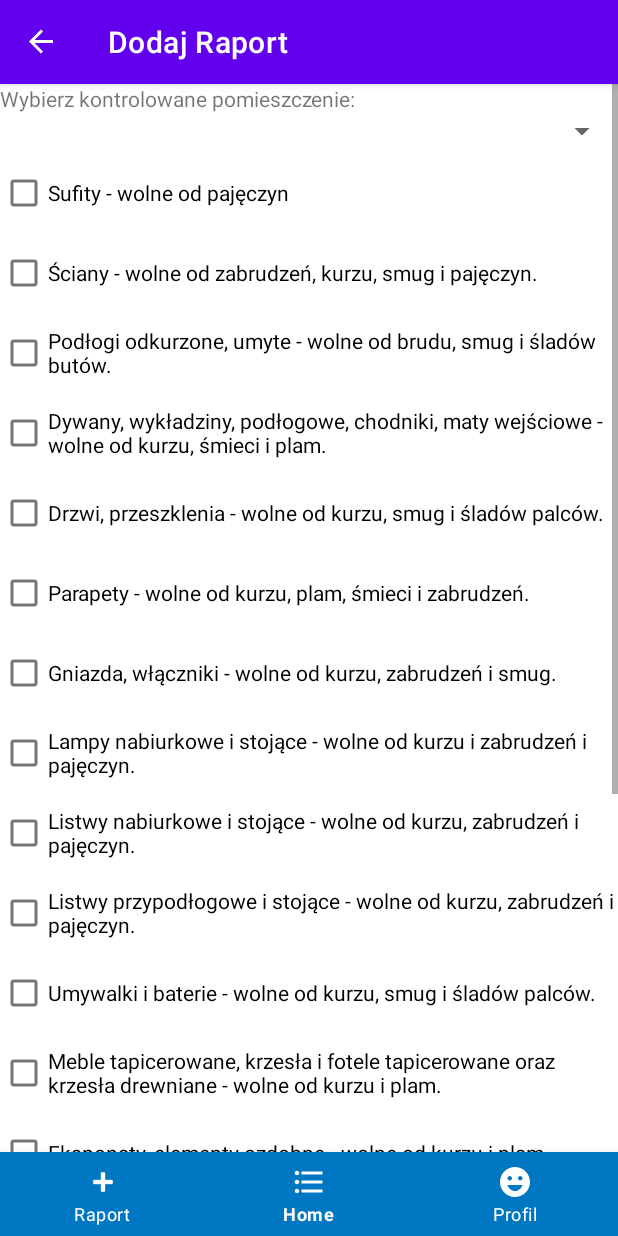
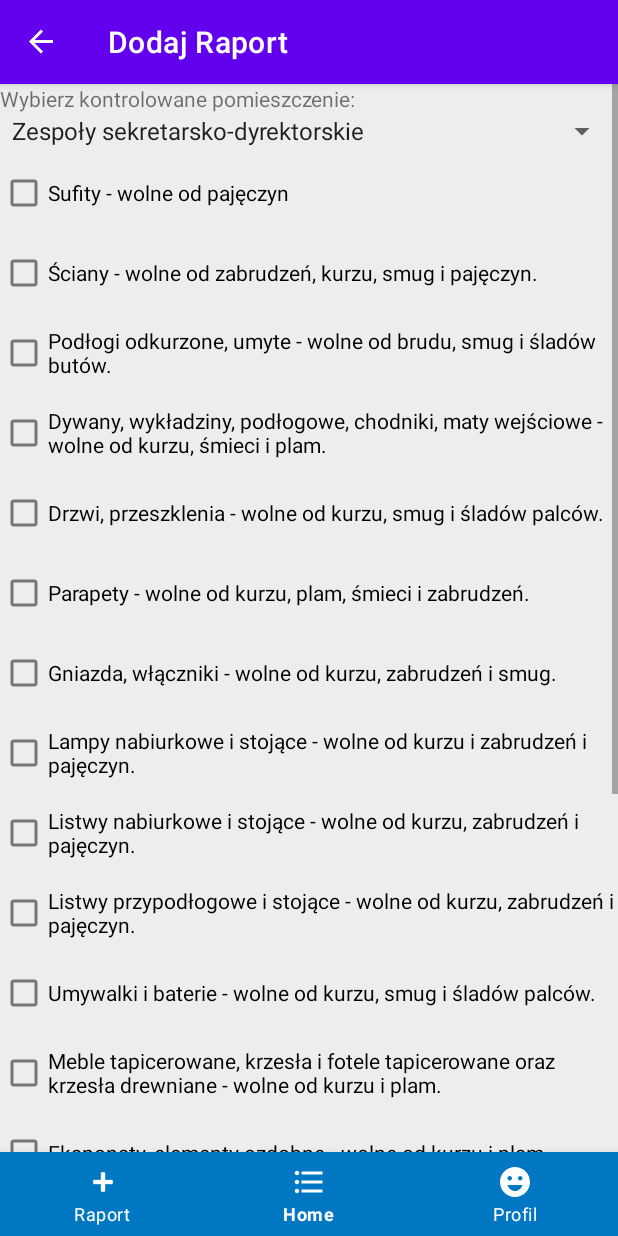
Before and after one commit to Veniujk/RaportTI, an Android app: the RaportZone1Fragment screen opened through its navigation route, on a phone screen of 412 x 824 dp. Run offline under Robolectric (Android 15) with nearby library versions, the phone set to English and light mode, and no system bars; our stand-ins replace Firebase (no records; nobody signed in at launch, a user with empty details on screens opened directly), navigation-ui.

Commit message:
wyswietlanie daty w home fragmecie z pobranymi raportami. znalazlem powód crasha przy wysyłaniu raportu. < jutro TODO (bład tylko przy android <8.1

```diff
--- a/app/src/main/java/com/example/pupmaag/home/HomeFragment.kt
+++ b/app/src/main/java/com/example/pupmaag/home/HomeFragment.kt
@@ -16,7 +16,7 @@ class HomeFragment : BaseFragment(), OnRaportItemLongClick {
     private val auth = FirebaseAuth.getInstance()
     private val cloud = FirebaseFirestore.getInstance()
     private val homeVm by viewModels<HomeViewModel>()
-    private val adapter = CarAdapter(this)
+    private val adapter = RaportAdapter(this)
 
     override fun onCreate(savedInstanceState: Bundle?) {
         setHasOptionsMenu(true)
--- a/app/src/main/java/com/example/pupmaag/home/RaportAdapter.kt
+++ b/app/src/main/java/com/example/pupmaag/home/RaportAdapter.kt
@@ -1,5 +1,6 @@
 package com.example.pupmaag.home
 
+import android.icu.text.SimpleDateFormat
 import android.view.LayoutInflater
 import android.view.View
 import android.view.ViewGroup
@@ -8,8 +9,8 @@ import androidx.recyclerview.widget.RecyclerView
 import com.example.pupmaag.R
 import com.example.pupmaag.data.Raport
 
-class CarAdapter(private val listener: OnRaportItemLongClick) :
-    RecyclerView.Adapter<CarAdapter.RaportViewHolder>() {
+class RaportAdapter(private val listener: OnRaportItemLongClick) :
+    RecyclerView.Adapter<RaportAdapter.RaportViewHolder>() {
 
     private val raportsList = ArrayList<Raport>()
 
@@ -40,7 +41,7 @@ class CarAdapter(private val listener: OnRaportItemLongClick) :
         val data = holder.itemView.findViewById<TextView>(R.id.raportDate)
         name.text = raportsList[holder.adapterPosition].name
         zone.text = raportsList[holder.adapterPosition].zone
-        data.text = raportsList[holder.adapterPosition].date.toString()
+        data.text = SimpleDateFormat("dd/MM/yyyy HH:mm").format(raportsList[holder.adapterPosition].date?.toDate())
        }
 
     override fun getItemCount(): Int {
--- a/app/src/main/java/com/example/pupmaag/profile/ProfileViewModel.kt
+++ b/app/src/main/java/com/example/pupmaag/profile/ProfileViewModel.kt
@@ -9,10 +9,10 @@ class ProfileViewModel : ViewModel() {
     private val repository = FirebaseRepository()
 
     val user = repository.getUserData()
-    val favCars = user.switchMap {
+    val userRaports = user.switchMap {
         repository.getFavCars(it.userRaports)
     }
-    fun removeFavCar(raport: Raport){
+    fun removeUserCars(raport: Raport){
         repository.removeuserRaports(raport)
     }
     fun editProfileData(map: Map<String, String>){
--- a/app/src/main/java/com/example/pupmaag/raport/RaportFragment.kt
+++ b/app/src/main/java/com/example/pupmaag/raport/RaportFragment.kt
@@ -5,11 +5,9 @@ import android.os.Bundle
 import android.view.LayoutInflater
 import android.view.View
 import android.view.ViewGroup
-import androidx.fragment.app.viewModels
 import androidx.navigation.fragment.findNavController
 import com.example.pupmaag.BaseFragment
 import com.example.pupmaag.R
-import com.example.pupmaag.profile.ProfileViewModel
 import kotlinx.android.synthetic.main.fragment_raport.*
 
 class RaportFragment : BaseFragment() {
--- a/app/src/main/java/com/example/pupmaag/raport/RaportZone1Fragment.kt
+++ b/app/src/main/java/com/example/pupmaag/raport/RaportZone1Fragment.kt
@@ -7,16 +7,15 @@ import android.util.Log
 import android.view.LayoutInflater
 import android.view.View
 import android.view.ViewGroup
+import android.widget.ArrayAdapter
 import androidx.fragment.app.viewModels
 import androidx.navigation.fragment.findNavController
 import com.example.pupmaag.BaseFragment
 import com.example.pupmaag.R
-import com.example.pupmaag.data.Raport
 import com.example.pupmaag.home.HomeViewModel
 import com.google.android.material.snackbar.Snackbar
 import com.google.firebase.Timestamp
 import com.google.firebase.auth.FirebaseAuth
-import com.google.firebase.firestore.FieldValue
 import com.google.firebase.firestore.FirebaseFirestore
 import kotlinx.android.synthetic.main.fragment_raport_zone1.*
 import java.util.*
@@ -40,40 +39,20 @@ class RaportZone1Fragment : BaseFragment(){
         openReportZone1Click()
 
 
-     /*   val rooms = arrayOf("Zespoły Sekretarsko-Dyrektorskie.",
-                              "Sala operacyjna.",
-                              "Hol główny z wejscim do obiektu.",
-                              "Pomieszczenia inne w obrębie lokalizacji.")
+        val rooms = arrayOf("Zespoły sekretarsko-dyrektorskie",
+                              "Sala operacyjna",
+                              "Hol główny z wejsciem do obiektu",
+                              "Pomieszczenia inne w obrębie lokalizacji")
         val arrayAdapter = ArrayAdapter(requireContext(),android.R.layout.simple_spinner_item, rooms )
         arrayAdapter.setDropDownViewResource(android.R.layout.simple_spinner_dropdown_item)
 
-        zone1_name_spinner.adapter = arrayAdapter*/
+        zone1_name_spinner.adapter = arrayAdapter
     }
-    private fun getDateTime(s: String): String? {
-        try {
-            val sdf = SimpleDateFormat("MM/dd/yyyy")
-            val netDate = Date(s.toLong() * 1000)
-            return sdf.format(netDate)
-        } catch (e: Exception) {
-            return e.toString()
-        }
-    }
-
- /* fun getShortDate(ts:Long?):String{
-      if(ts == null) return ""
-      //Get instance of calendar
-      val calendar = Calendar.getInstance(Locale.getDefault())
-      //get current date from ts
-      calendar.timeInMillis = ts
-      //return formatted date
-      return android.text.format.DateFormat.format("E, dd MMM yyyy", calendar).toString()
-  }*/
 
     private fun openReportZone1Click() {
 
-
         zone1_report_send.setOnClickListener {
-            val zone1_room = "zone1_name_spinner.selectedItem"
+            val zone1_room = zone1_name_spinner.selectedItem
             val zone1_lr1 = zone1_report_lp1.isChecked
             val zone1_lr2 = zone1_report_lp2.isChecked
             val zone1_lr3 = zone1_report_lp3.isChecked
@@ -133,13 +112,15 @@ class RaportZone1Fragment : BaseFragment(){
                        .addOnFailureListener { e ->
                            Log.w(ContentValues.TAG, "Error adding document", e)
                        }
+
+
+                   findNavController()
+                       .navigate(RaportZone1FragmentDirections.actionRaportFragmentz1ToHomeFragment().actionId)
+
                }
 
-            findNavController()
-                .navigate(RaportZone1FragmentDirections.actionRaportFragmentz1ToHomeFragment().actionId)
             Snackbar.make(requireView(), "Raport został wysłany!", Snackbar.LENGTH_SHORT)
                 .show()
            }
-
     }
 }
--- a/app/src/main/java/com/example/pupmaag/raport/RaportZone2Fragment.kt
+++ b/app/src/main/java/com/example/pupmaag/raport/RaportZone2Fragment.kt
@@ -68,7 +68,7 @@ class  RaportZone2Fragment : BaseFragment() {
                 "uid" to auth.currentUser?.uid,
                 "Zone" to "Strefa 2",
                 "date" to Timestamp(Date()),
-                "room_name" to zone2_room,
+                "name" to zone2_room,
                 "lr1" to zone2_lr1,
                 "lr2" to zone2_lr2,
                 "lr3" to zone2_lr3,
@@ -87,7 +87,7 @@ class  RaportZone2Fragment : BaseFragment() {
                )
                if (zone2_room != null) {
 
-                   cloud.collection("rooms")
+                   cloud.collection("raports")
                        .add(data)
 
                        .addOnSuccessListener { documentReference ->
--- a/app/src/main/java/com/example/pupmaag/raport/RaportZone3Fragment.kt
+++ b/app/src/main/java/com/example/pupmaag/raport/RaportZone3Fragment.kt
@@ -67,7 +67,7 @@ class  RaportZone3Fragment : BaseFragment() {
                 "uid" to auth.currentUser?.uid,
                 "Zone" to "Strefa 3",
                 "date" to Timestamp(Date()),
-                "room_name" to zone3_room,
+                "name" to zone3_room,
                 "lr1" to zone3_lr1,
                 "lr2" to zone3_lr2,
                 "lr3" to zone3_lr3,
@@ -87,7 +87,7 @@ class  RaportZone3Fragment : BaseFragment() {
                )
                if (zone3_room != null) {
 
-                   cloud.collection("rooms")
+                   cloud.collection("raports")
                        .add(data)
 
                        .addOnSuccessListener { documentReference ->
--- a/app/src/main/java/com/example/pupmaag/raport/RaportZone4Fragment.kt
+++ b/app/src/main/java/com/example/pupmaag/raport/RaportZone4Fragment.kt
@@ -70,7 +70,7 @@ class  RaportZone4Fragment : BaseFragment() {
                 "uid" to auth.currentUser?.uid,
                 "Zone" to "Strefa 4",
                 "date" to Timestamp(Date()),
-                "room_name" to zone4_room,
+                "name" to zone4_room,
                 "lr1" to zone4_lr1,
                 "lr2" to zone4_lr2,
                 "lr3" to zone4_lr3,
@@ -89,7 +89,7 @@ class  RaportZone4Fragment : BaseFragment() {
                )
                if (zone4_room != null) {
 
-                   cloud.collection("rooms")
+                   cloud.collection("raports")
                        .add(data)
 
                        .addOnSuccessListener { documentReference ->
--- a/app/src/main/java/com/example/pupmaag/raport/RaportZone5Fragment.kt
+++ b/app/src/main/java/com/example/pupmaag/raport/RaportZone5Fragment.kt
@@ -60,7 +60,7 @@ class  RaportZone5Fragment : BaseFragment() {
                 "uid" to auth.currentUser?.uid,
                 "Zone" to "Strefa 5",
                 "date" to Timestamp(Date()),
-                "room_name" to zone5_room,
+                "name" to zone5_room,
                 "lr1" to zone5_lr1,
                 "lr2" to zone5_lr2,
                 "lr3" to zone5_lr3,
@@ -73,7 +73,7 @@ class  RaportZone5Fragment : BaseFragment() {
                )
                if (zone5_room != null) {
 
-                   cloud.collection("rooms")
+                   cloud.collection("raports")
                        .add(data)
 
                        .addOnSuccessListener { documentReference ->
--- a/app/src/main/java/com/example/pupmaag/raport/RaportZone6Fragment.kt
+++ b/app/src/main/java/com/example/pupmaag/raport/RaportZone6Fragment.kt
@@ -68,7 +68,7 @@ class  RaportZone6Fragment : BaseFragment() {
                 "uid" to auth.currentUser?.uid,
                 "Zone" to "Strefa 6",
                 "date" to Timestamp(Date()),
-                "room_name" to zone6_room,
+                "name" to zone6_room,
                 "lr1" to zone6_lr1,
                 "lr2" to zone6_lr2,
                 "lr3" to zone6_lr3,
@@ -90,7 +90,7 @@ class  RaportZone6Fragment : BaseFragment() {
                )
                if (zone6_room != null) {
 
-                   cloud.collection("rooms")
+                   cloud.collection("raports")
                        .add(data)
 
                        .addOnSuccessListener { documentReference ->
--- a/app/src/main/res/layout/fragment_profile.xml
+++ b/app/src/main/res/layout/fragment_profile.xml
@@ -1,6 +1,5 @@
 <?xml version="1.0" encoding="utf-8"?>
 <FrameLayout xmlns:android="http://schemas.android.com/apk/res/android"
-    xmlns:app="http://schemas.android.com/apk/res-auto"
     xmlns:tools="http://schemas.android.com/tools"
     android:layout_width="match_parent"
     android:layout_height="match_parent"
@@ -114,7 +113,7 @@
                 android:textStyle="italic|bold" />
 
             <androidx.recyclerview.widget.RecyclerView
-                android:id="@+id/recyclerFavCars"
+                android:id="@+id/recycleruserRaport"
                 android:layout_width="match_parent"
                 android:layout_height="match_parent"
                 android:layout_marginBottom="-9dp"
--- a/app/src/main/res/layout/fragment_raport.xml
+++ b/app/src/main/res/layout/fragment_raport.xml
@@ -2,8 +2,9 @@
 <ScrollView xmlns:android="http://schemas.android.com/apk/res/android"
     xmlns:app="http://schemas.android.com/apk/res-auto"
     xmlns:tools="http://schemas.android.com/tools"
-    android:layout_width="fill_parent"
-    android:layout_height="fill_parent">
+    android:layout_width="match_parent"
+    android:layout_height="match_parent"
+    android:background="@color/main_page_color">
 
     <LinearLayout
         android:layout_width="fill_parent"
--- a/app/src/main/res/layout/fragment_raport_zone1.xml
+++ b/app/src/main/res/layout/fragment_raport_zone1.xml
@@ -2,16 +2,19 @@
 <ScrollView xmlns:android="http://schemas.android.com/apk/res/android"
     xmlns:app="http://schemas.android.com/apk/res-auto"
     xmlns:tools="http://schemas.android.com/tools"
-    android:layout_width="fill_parent"
-    android:layout_height="fill_parent">
+    android:layout_width="match_parent"
+    android:layout_height="match_parent"
+    android:background="@color/main_page_color">
 
     <LinearLayout
         android:layout_width="fill_parent"
         android:layout_height="fill_parent"
         android:orientation="vertical">
+
         <com.google.android.material.textfield.TextInputLayout
             android:layout_width="match_parent"
             android:layout_height="match_parent">
+
         <TextView
             android:id="@+id/zone1_TextView"
             android:layout_width="match_parent"
--- a/app/src/main/res/navigation/main_nav_graph.xml
+++ b/app/src/main/res/navigation/main_nav_graph.xml
@@ -16,7 +16,6 @@
             android:id="@+id/action_homeFragment_to_raportFragment"
             app:destination="@id/raportFragment" />
     </fragment>
-
     <fragment
         tools:layout="@layout/fragment_raport"
         android:id="@+id/raportFragment"
@@ -56,6 +55,9 @@
         android:label="Dodaj Raport" >
         <action
             android:id="@+id/action_raportFragmentz1_to_homeFragment"
+            app:destination="@id/homeFragment" />
+        <action
+            android:id="@+id/action_raportFragmentz1_to_raportFragment"
             app:destination="@id/homeFragment" />
     </fragment>
 
```
Also changed, not shown: app/src/main/java/com/example/pupmaag/profile/ProfileFragment.kt (+5 -5 lines), app/src/main/java/com/example/pupmaag/raport/RaportViewModel.kt (deleted, +0 -15 lines), app/src/main/res/layout/list_row.xml (+7 -4 lines).
